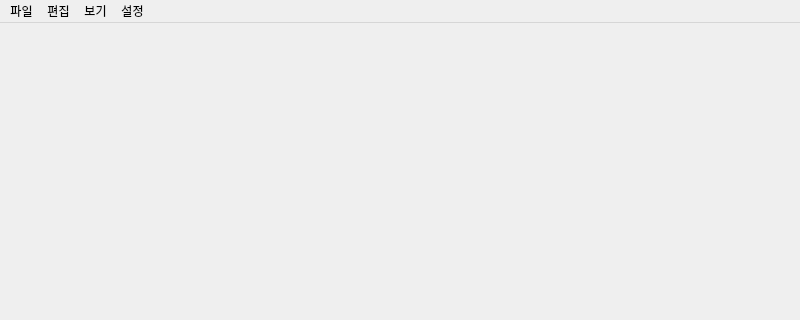
Above: ui/main_window.ui from Glen-Lee-glitch/new_viewer before the change; both pictures show x 0 to 800 and y 0 to 320 of the 800 by 800 pixel window. Below: the same form after it.
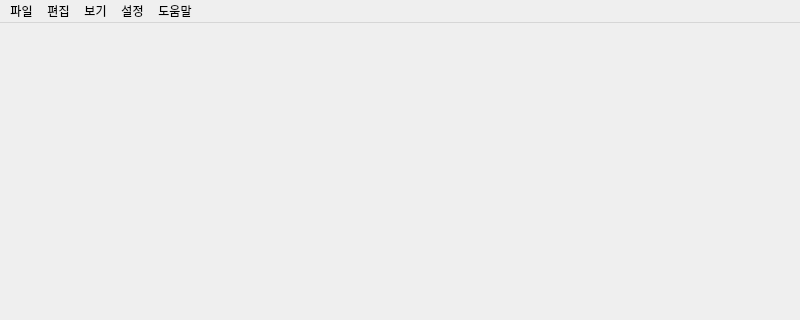
That is the form after the change.

Commit message: feat(ui): 상단 메뉴바 '도움말' 추가

```diff
--- a/ui/main_window.ui
+++ b/ui/main_window.ui
@@ -99,6 +99,11 @@
      <string>설정</string>
     </property>
   </widget>
+   <widget class="QMenu" name="menu_help">
+    <property name="title">
+     <string>도움말</string>
+    </property>
+   </widget>
   <action name="action_gu_contract">
    <property name="text">
     <string>구계약관</string>
@@ -113,6 +118,7 @@
   <addaction name="menu_edit"/>
   <addaction name="menu_view"/>
   <addaction name="menu_settings"/>
+  <addaction name="menu_help"/>
   </widget>
   <widget class="QStatusBar" name="ui_status_bar">
    <widget class="QWidget" name="ui_nav_widget" native="true">
```
Lines whose indentation alone changed are shown as unchanged.
